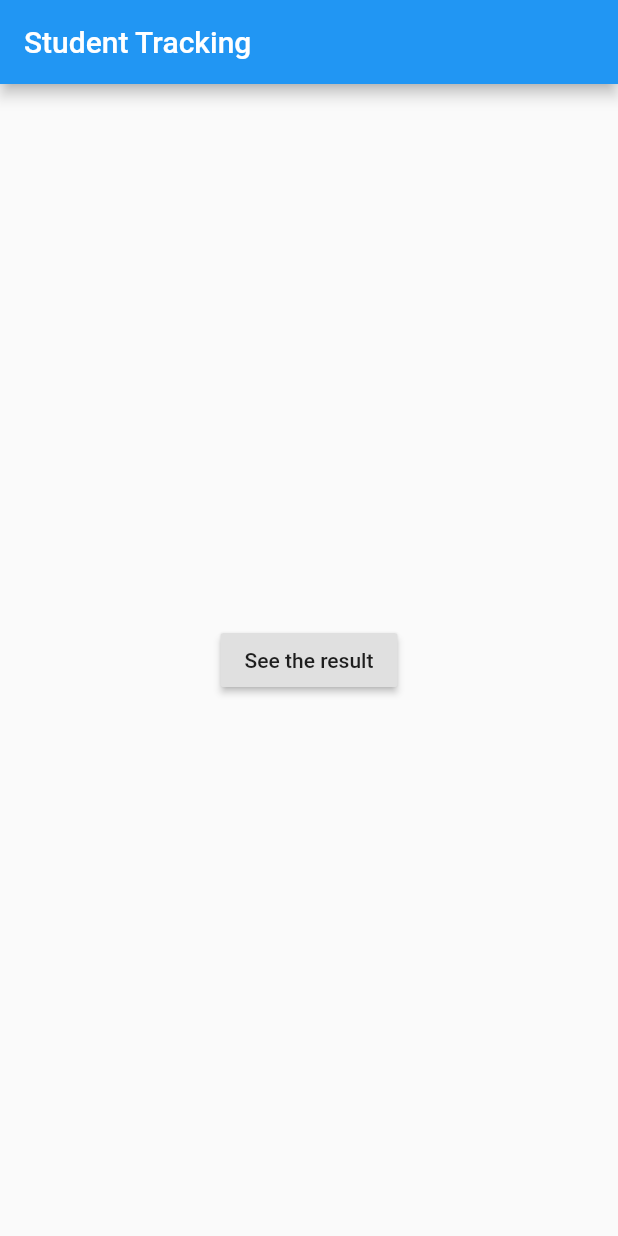
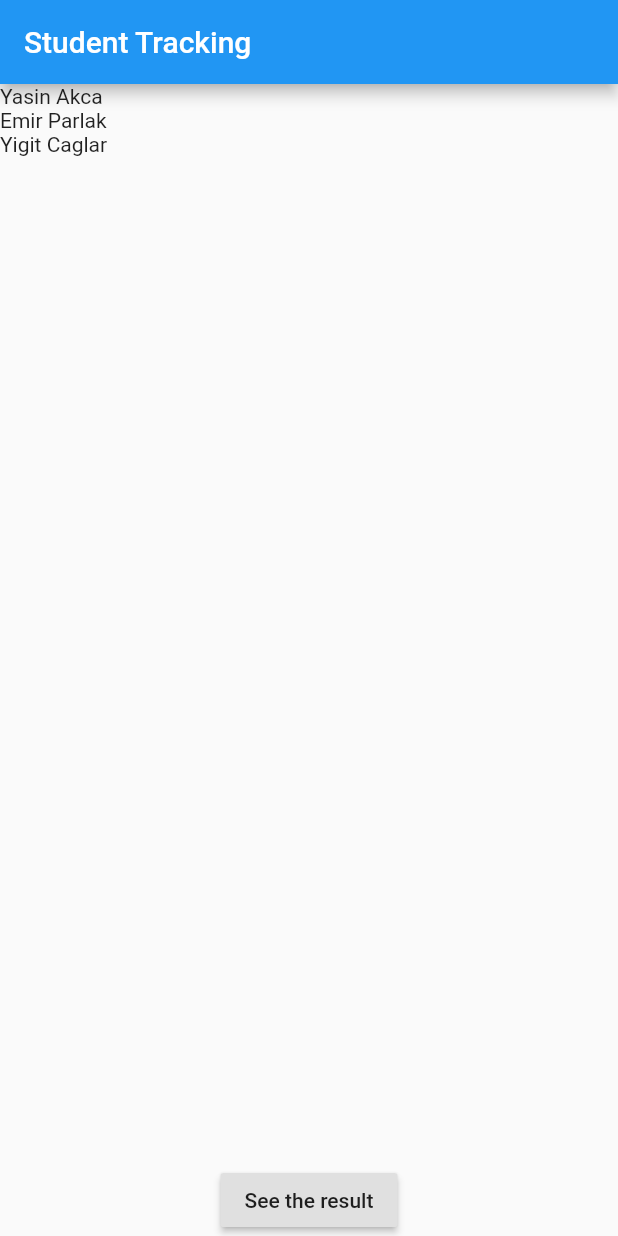
Before and after one commit to yasinakca/StudentTrackingSystem, a Flutter app: the screen it shows after launch, on a phone screen of 412 x 824 dp. Run offline on Flutter 3.47's test engine with Material 2 defaults, Android fonts, the phone set to English and light mode, and no system bars.

Commit message:
list view

```diff
--- a/lib/main.dart
+++ b/lib/main.dart
@@ -7,13 +7,24 @@ void main() {
 }
 
 class MyApp extends StatelessWidget {
+  List<String> students = ["Yasin Akca","Emir Parlak","Yigit Caglar"];
   @override
   Widget build(BuildContext context) {
     return Scaffold(
       appBar: AppBar(
         title: Text("Student Tracking"),
       ),
-      body: Center(
+      body: Column(
+        children: <Widget>[
+          Expanded(
+            child: ListView.builder(
+                itemCount: students.length,
+                itemBuilder: (BuildContext context, int index) {
+                  return Text(students[index]);
+                }
+            ),
+          ),
+          Center(
               child: RaisedButton(
                 child: Text("See the result"),
                 onPressed: () {
@@ -32,6 +43,8 @@ class MyApp extends StatelessWidget {
                 },
               )
           ),
+        ],
+      ),
     );
   }
 
```
Lines whose indentation alone changed are shown as unchanged.
